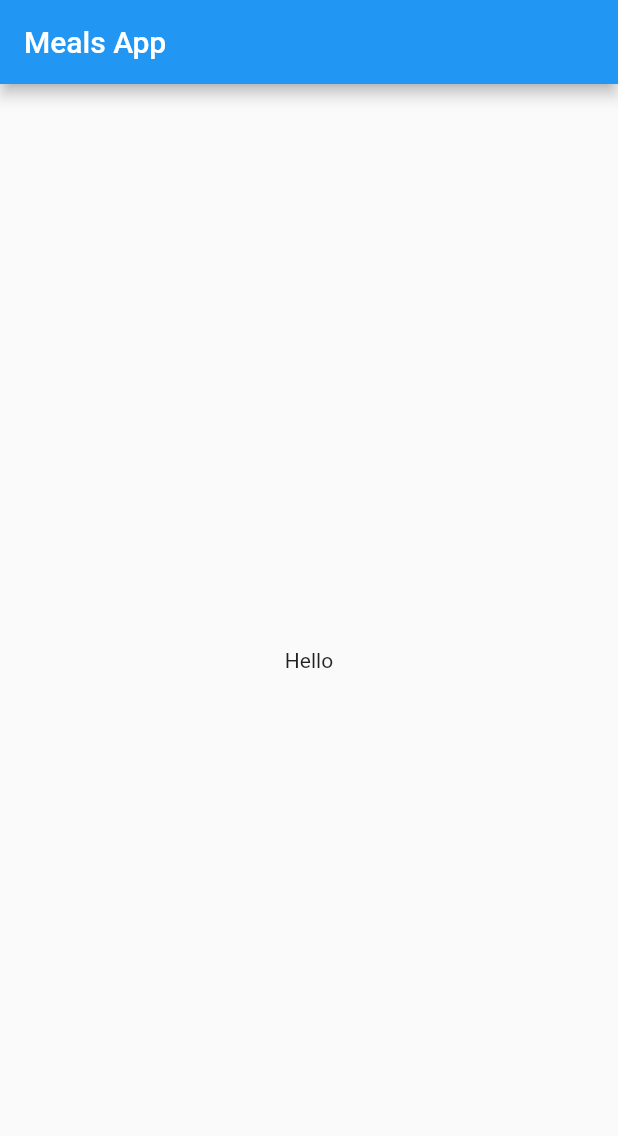
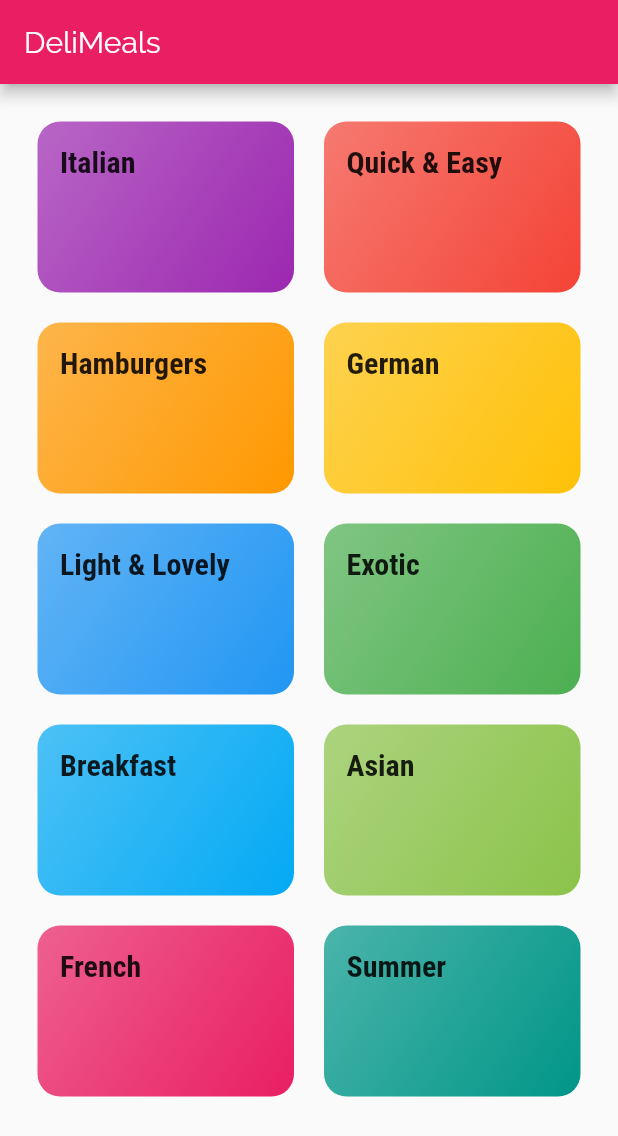
Before and after one commit to AbdullahHanfy/meals_app, a Flutter app: the screen it shows after launch, on a phone screen of 412 x 824 dp. Shown: the top 1136 px of the screen. Run offline on Flutter 3.47's test engine with Material 2 defaults, Android fonts, the phone set to English and light mode, and no system bars.

Commit message:
Add categories

```diff
--- /dev/null
+++ b/lib/categories_screen.dart
@@ -0,0 +1,27 @@
+import 'package:flutter/material.dart';
+import './dummy_data.dart';
+import './category_item.dart';
+
+class CategoriesScreen extends StatelessWidget {
+  @override
+  Widget build(BuildContext context) {
+    return Scaffold(
+        appBar: AppBar(
+          title: Text('DeliMeals'),
+        ),
+        body: GridView(
+          padding: const EdgeInsets.all(25),
+          gridDelegate: SliverGridDelegateWithMaxCrossAxisExtent(
+              maxCrossAxisExtent: 200,
+              childAspectRatio: 3 / 2,
+              mainAxisSpacing: 20,
+              crossAxisSpacing: 20),
+          children: DUMMY_CATEGORIES
+              .map((catData) => CategoryItem(
+                    title: catData.title,
+                    color: catData.color,
+                  ))
+              .toList(),
+        ));
+  }
+}
--- /dev/null
+++ b/lib/category_item.dart
@@ -0,0 +1,23 @@
+import 'package:flutter/material.dart';
+
+class CategoryItem extends StatelessWidget {
+  final String title;
+  final Color color;
+
+  CategoryItem({this.title, this.color});
+  @override
+  Widget build(BuildContext context) {
+    return Container(
+        padding: const EdgeInsets.all(15),
+        child: Text(
+          title,
+          style: Theme.of(context).textTheme.headline6,
+        ),
+        decoration: BoxDecoration(
+            gradient: LinearGradient(
+                colors: [color.withOpacity(0.7), color],
+                begin: Alignment.topLeft,
+                end: Alignment.bottomRight),
+            borderRadius: BorderRadius.circular(15)));
+  }
+}
--- /dev/null
+++ b/lib/dummy_data.dart
@@ -0,0 +1,56 @@
+import 'package:flutter/material.dart';
+
+import './models/category.dart';
+
+const DUMMY_CATEGORIES = const [
+  Category(
+    id: 'c1',
+    title: 'Italian',
+    color: Colors.purple,
+  ),
+  Category(
+    id: 'c2',
+    title: 'Quick & Easy',
+    color: Colors.red,
+  ),
+  Category(
+    id: 'c3',
+    title: 'Hamburgers',
+    color: Colors.orange,
+  ),
+  Category(
+    id: 'c4',
+    title: 'German',
+    color: Colors.amber,
+  ),
+  Category(
+    id: 'c5',
+    title: 'Light & Lovely',
+    color: Colors.blue,
+  ),
+  Category(
+    id: 'c6',
+    title: 'Exotic',
+    color: Colors.green,
+  ),
+  Category(
+    id: 'c7',
+    title: 'Breakfast',
+    color: Colors.lightBlue,
+  ),
+  Category(
+    id: 'c8',
+    title: 'Asian',
+    color: Colors.lightGreen,
+  ),
+  Category(
+    id: 'c9',
+    title: 'French',
+    color: Colors.pink,
+  ),
+  Category(
+    id: 'c10',
+    title: 'Summer',
+    color: Colors.teal,
+  ),
+];
--- a/lib/main.dart
+++ b/lib/main.dart
@@ -1,4 +1,5 @@
 import 'package:flutter/material.dart';
+import 'categories_screen.dart';
 
 void main() {
   runApp(MyApp());
@@ -10,24 +11,23 @@ class MyApp extends StatelessWidget {
   Widget build(BuildContext context) {
     return MaterialApp(
       title: 'DeliMeals',
-      home: MyHomePage(),
+      theme: ThemeData(
+          primarySwatch: Colors.pink,
+          accentColor: Colors.amber,
+          //canvasColor: Color.fromRGBO(255, 254, 299, 1),
+          fontFamily: 'Raleway',
+          textTheme: ThemeData.light().textTheme.copyWith(
+              bodyText1: TextStyle(
+                color: Color.fromRGBO(20, 51, 51, 1),
+              ),
+              bodyText2: TextStyle(
+                color: Color.fromRGBO(20, 51, 51, 1),
+              ),
+              headline6: TextStyle(
+                  fontSize: 20,
+                  fontFamily: 'RobotoCondensed',
+                  fontWeight: FontWeight.bold))),
+      home: CategoriesScreen(),
     );
   }
 }
-
-class MyHomePage extends StatefulWidget {
-  @override
-  _MyHomePageState createState() => _MyHomePageState();
-}
-
-class _MyHomePageState extends State<MyHomePage> {
-  @override
-  Widget build(BuildContext context) {
-    return Scaffold(
-      appBar: AppBar(
-        title: Text("Meals App"),
-      ),
-      body: Center(child: Text("Hello")),
-    );
-  }
-}
--- /dev/null
+++ b/lib/models/category.dart
@@ -0,0 +1,9 @@
+import 'package:flutter/material.dart';
+
+class Category {
+  final String id;
+  final String title;
+  final Color color;
+
+  const Category({this.id, this.title, this.color});
+}
```
Also changed, not shown: pubspec.yaml (+17 -0 lines), assets/fonts/Raleway-Black.ttf (added), assets/fonts/Raleway-Bold.ttf (added), assets/fonts/Raleway-Regular.ttf (added), assets/fonts/RobotoCondensed-Bold.ttf (added), assets/fonts/RobotoCondensed-Italic.ttf (added), assets/fonts/RobotoCondensed-Light.ttf (added), assets/fonts/RobotoCondensed-Regular.ttf (added), 1 other file.
